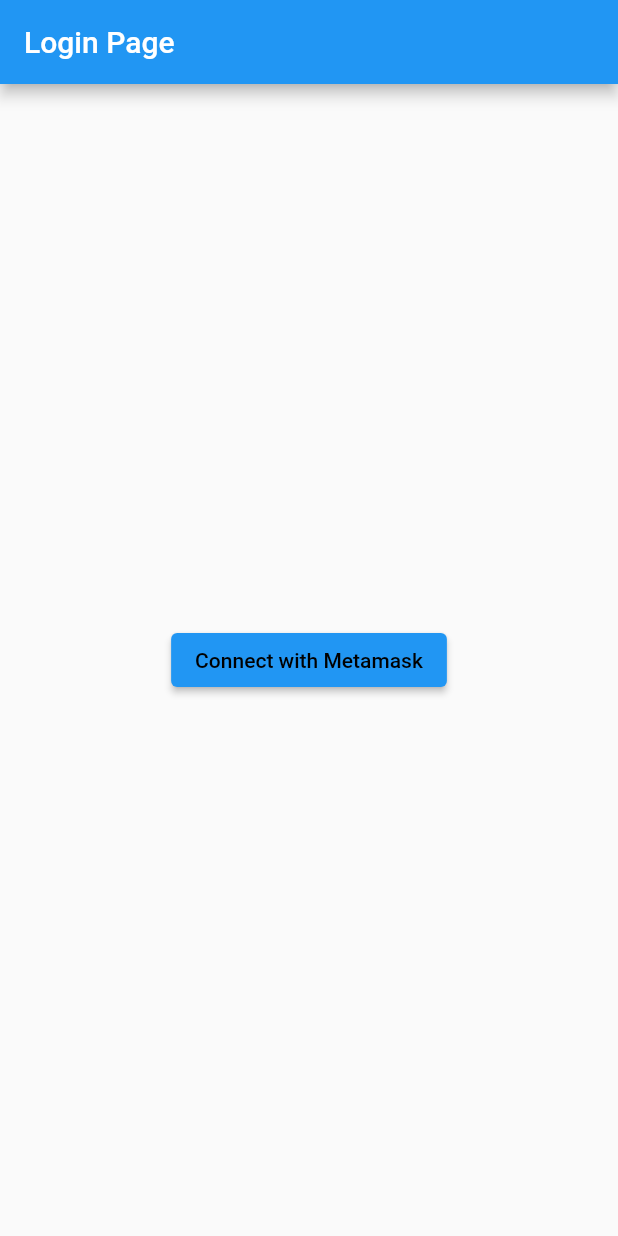
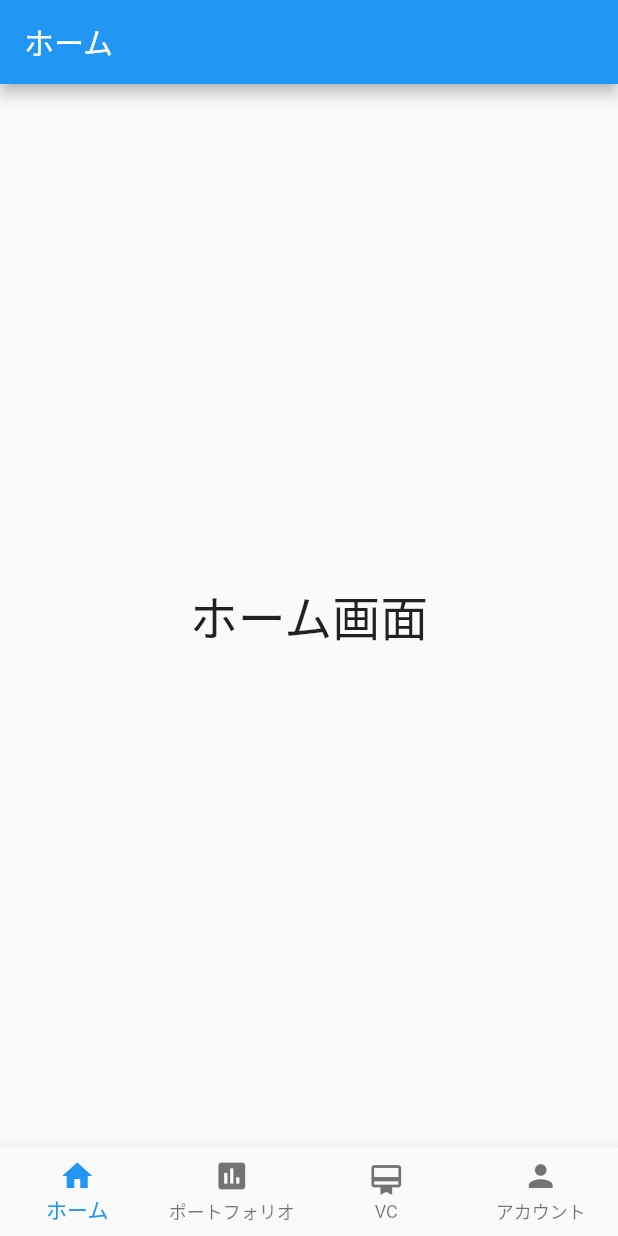
Before and after one commit to atakedemo/hardware_nfc_wallet_, a Flutter app: the screen it shows after launch, on a phone screen of 412 x 824 dp. Run offline on Flutter 3.47's test engine with Material 2 defaults, Android fonts, the phone set to English and light mode, and no system bars; missing offline and left inert: walletconnect_dart.

Commit message:
メニューバー追加＆画面の枠追加

```diff
--- a/lib/main.dart
+++ b/lib/main.dart
@@ -1,10 +1,13 @@
 import 'package:flutter/material.dart';
-import 'package:hardware_nfc_wallet_/pages/login_page.dart';
+//import 'package:hardware_nfc_wallet_/src/pages/login_page.dart';
+import 'package:flutter/material.dart';
+import 'package:hardware_nfc_wallet_/src/app.dart';
 
 void main() {
   runApp(const MyApp());
 }
 
+/*
 class MyApp extends StatelessWidget {
   const MyApp({Key? key}) : super(key: key);
 
@@ -18,3 +21,4 @@ class MyApp extends StatelessWidget {
     );
   }
 }
+*/
--- /dev/null
+++ b/lib/src/app.dart
@@ -0,0 +1,63 @@
+import 'package:flutter/material.dart';
+import 'package:hardware_nfc_wallet_/src/pages/login_page.dart';
+
+//import 'pages/account.dart';
+import 'pages/portfolio.dart';
+import 'pages/home.dart';
+import 'pages/credential.dart' ;
+class MyApp extends StatelessWidget {
+  const MyApp({Key? key}) : super(key: key);
+
+  @override
+  Widget build(BuildContext context) {
+    return MaterialApp(
+      title: 'Flutter Demo',
+      theme: ThemeData(
+        primarySwatch: Colors.blue,
+      ),
+      home: const MyStatefulWidget(),
+    );
+  }
+}
+
+class MyStatefulWidget extends StatefulWidget {
+  const MyStatefulWidget({Key? key}) : super(key: key);
+
+  @override
+  State<MyStatefulWidget> createState() => _MyStatefulWidgetState();
+}
+
+class _MyStatefulWidgetState extends State<MyStatefulWidget> {
+  static const _screens = [
+    HomeScreen(),
+    PortfolioScreen(),
+    CredentialScreen(),
+    LoginPage()
+  ];
+
+  int _selectedIndex = 0;
+
+  void _onItemTapped(int index) {
+    setState(() {
+      _selectedIndex = index;
+    });
+  }
+
+  @override
+  Widget build(BuildContext context) {
+    return Scaffold(
+        body: _screens[_selectedIndex],
+        bottomNavigationBar: BottomNavigationBar(
+          currentIndex: _selectedIndex,
+          onTap: _onItemTapped,
+          items: const <BottomNavigationBarItem>[
+            BottomNavigationBarItem(icon: Icon(Icons.home), label: 'ホーム'),
+            BottomNavigationBarItem(icon: Icon(Icons.assessment), label: 'ポートフォリオ'),
+            BottomNavigationBarItem(
+                icon: Icon(Icons.card_membership), label: 'VC'),
+            BottomNavigationBarItem(icon: Icon(Icons.person), label: 'アカウント'),
+          ],
+          type: BottomNavigationBarType.fixed,
+        ));
+  }
+}
--- /dev/null
+++ b/lib/src/pages/home.dart
@@ -0,0 +1,16 @@
+import 'package:flutter/material.dart';
+
+class HomeScreen extends StatelessWidget {
+  const HomeScreen({Key? key}) : super(key: key);
+
+  @override
+  Widget build(BuildContext context) {
+    return Scaffold(
+      appBar: AppBar(
+        title: const Text('ホーム'),
+      ),
+      body:
+          const Center(child: Text('ホーム画面', style: TextStyle(fontSize: 32.0))),
+    );
+  }
+}
--- a/lib/pages/login_page.dart
+++ b/lib/src/pages/login_page.dart
@@ -53,13 +53,13 @@ class _LoginPageState extends State<LoginPage> {
   Widget build(BuildContext context) {
     return Scaffold(
       appBar: AppBar(
-        title: const Text('Login Page'),
+        title: const Text('アカウント設定'),
       ),
       body: Center(
         child: SingleChildScrollView(
           child: ElevatedButton(
             onPressed: () => connectToMetamask(),
-            child: const Text("Connect with Metamask"),
+            child: const Text("メタマスクと連携する"),
             style: ElevatedButton.styleFrom(
               onPrimary: Colors.black,
             ),
```
Also changed, not shown: lib/src/pages/credential.dart (added, +16 -0 lines), lib/src/pages/portfolio.dart (added, +16 -0 lines), 1 other file.
